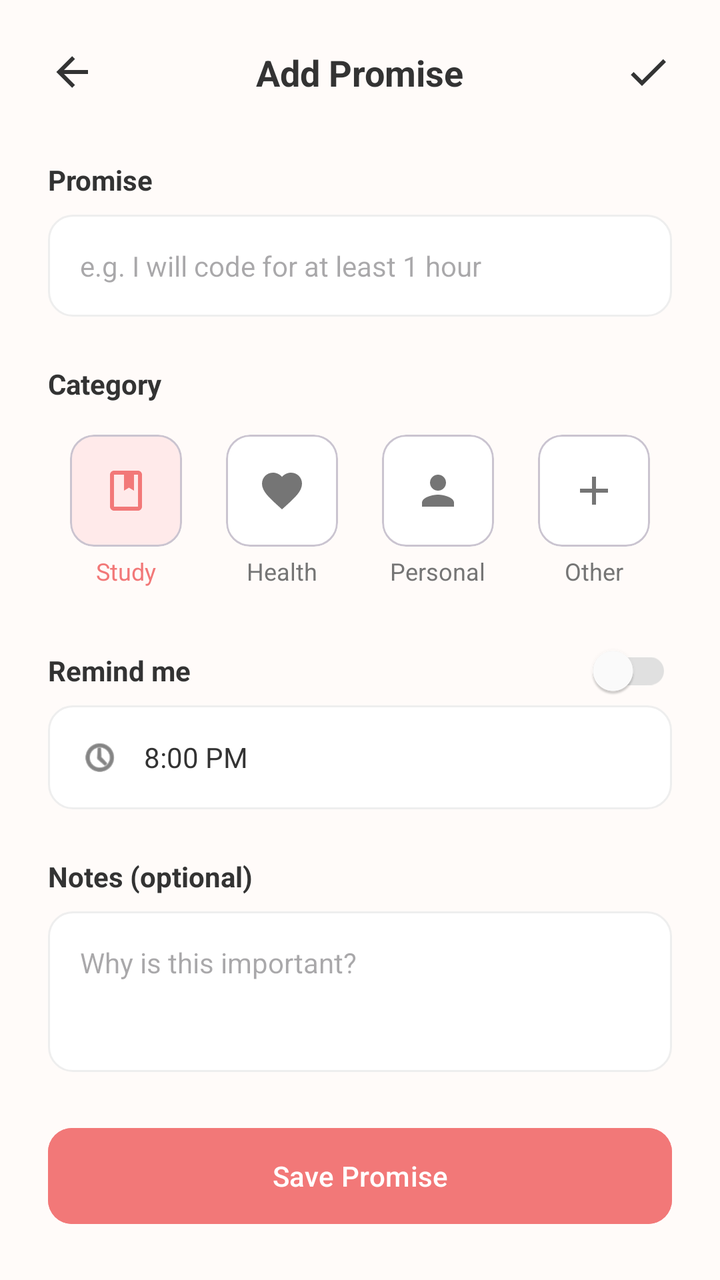
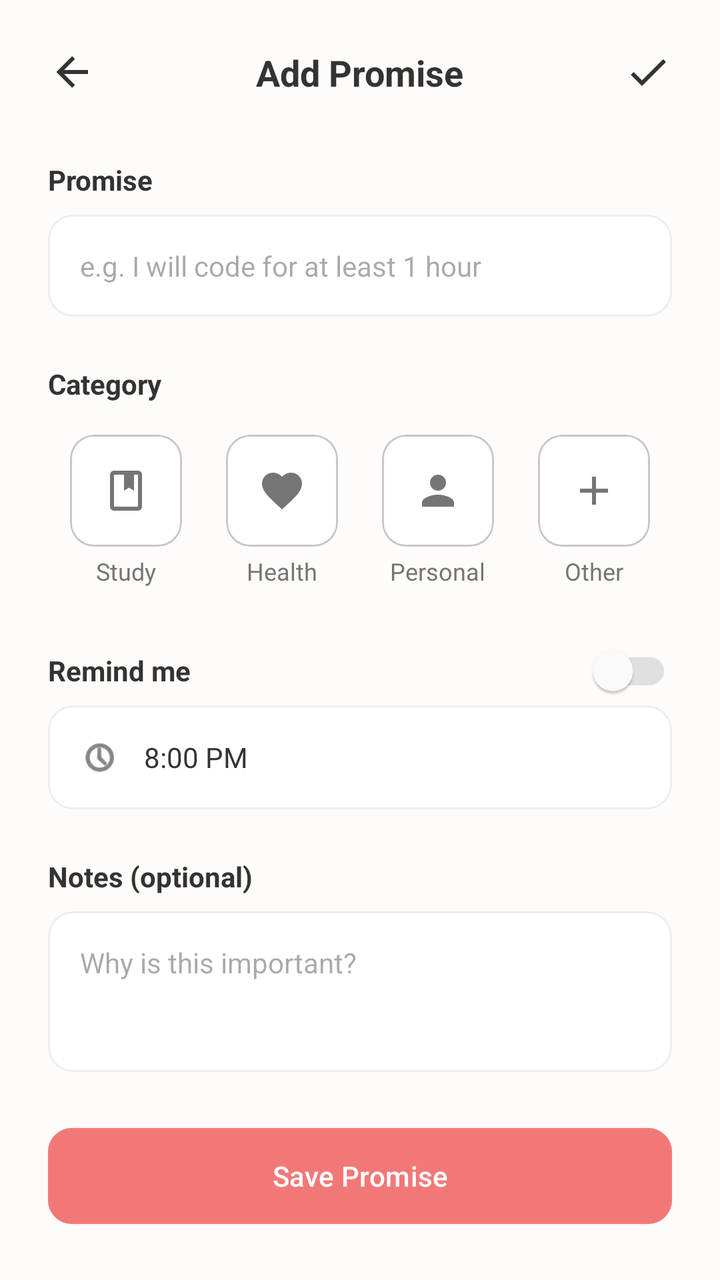

Before-and-after screenshots of an Android layout around one commit, followed by the original layout XML and the change that was made.
<!-- AndroidManifest.xml: application theme Theme.PromiseKeeper -->
<!-- res/layout/fragment_add_promise.xml -->
<?xml version="1.0" encoding="utf-8"?>
<androidx.constraintlayout.widget.ConstraintLayout xmlns:android="http://schemas.android.com/apk/res/android"
    xmlns:app="http://schemas.android.com/apk/res-auto"
    xmlns:tools="http://schemas.android.com/tools"
    android:layout_width="match_parent"
    android:layout_height="match_parent"
    android:background="@color/bg_soft"
    android:padding="24dp"
    android:clickable="true"
    android:focusable="true">

    <ImageView
        android:id="@+id/btnBack"
        android:layout_width="24dp"
        android:layout_height="24dp"
        android:src="@drawable/ic_back_arrow"
        app:layout_constraintStart_toStartOf="parent"
        app:layout_constraintTop_toTopOf="parent"
        app:tint="@color/text_dark"
        android:contentDescription="@string/menu_desc" />

    <TextView
        android:id="@+id/tvTitle"
        android:layout_width="wrap_content"
        android:layout_height="wrap_content"
        android:text="Add Promise"
        android:textColor="@color/text_dark"
        android:textSize="18sp"
        android:textStyle="bold"
        app:layout_constraintBottom_toBottomOf="@id/btnBack"
        app:layout_constraintEnd_toEndOf="parent"
        app:layout_constraintStart_toStartOf="parent"
        app:layout_constraintTop_toTopOf="@id/btnBack" />

    <ImageView
        android:id="@+id/btnDone"
        android:layout_width="24dp"
        android:layout_height="24dp"
        android:src="@drawable/ic_check"
        app:layout_constraintEnd_toEndOf="parent"
        app:layout_constraintTop_toTopOf="parent"
        app:tint="@color/text_dark"
        android:contentDescription="@string/menu_desc" />

    <TextView
        android:id="@+id/labelPromise"
        android:layout_width="wrap_content"
        android:layout_height="wrap_content"
        android:layout_marginTop="32dp"
        android:text="Promise"
        android:textColor="@color/text_dark"
        android:textStyle="bold"
        app:layout_constraintStart_toStartOf="parent"
        app:layout_constraintTop_toBottomOf="@id/tvTitle" />

    <EditText
        android:id="@+id/etPromise"
        android:layout_width="match_parent"
        android:layout_height="wrap_content"
        android:layout_marginTop="8dp"
        android:background="@drawable/bg_input_field"
        android:hint="e.g. I will code for at least 1 hour"
        android:padding="16dp"
        android:textSize="14sp"
        android:maxLength="100"
        android:importantForAutofill="no"
        android:inputType="textCapSentences"
        app:layout_constraintTop_toBottomOf="@id/labelPromise" />

    <TextView
        android:id="@+id/labelCategory"
        android:layout_width="wrap_content"
        android:layout_height="wrap_content"
        android:layout_marginTop="24dp"
        android:text="Category"
        android:textColor="@color/text_dark"
        android:textStyle="bold"
        app:layout_constraintStart_toStartOf="parent"
        app:layout_constraintTop_toBottomOf="@id/etPromise" />

    <LinearLayout
        android:id="@+id/layoutCategories"
        android:layout_width="match_parent"
        android:layout_height="wrap_content"
        android:layout_marginTop="16dp"
        android:gravity="center"
        android:orientation="horizontal"
        app:layout_constraintTop_toBottomOf="@id/labelCategory">

        <LinearLayout
            android:id="@+id/btnStudy"
            android:layout_width="0dp"
            android:layout_height="wrap_content"
            android:layout_weight="1"
            android:gravity="center"
            android:orientation="vertical">
            <com.google.android.material.card.MaterialCardView
                android:layout_width="56dp"
                android:layout_height="56dp"
                app:cardBackgroundColor="@color/accent_red_light"
                app:cardCornerRadius="12dp"
                app:cardElevation="0dp">
                <ImageView
                    android:layout_width="24dp"
                    android:layout_height="24dp"
                    android:layout_gravity="center"
                    android:src="@drawable/ic_study"
                    app:tint="@color/accent_red"
                    android:contentDescription="Study" />
            </com.google.android.material.card.MaterialCardView>
            <TextView
                android:layout_width="wrap_content"
                android:layout_height="wrap_content"
                android:layout_marginTop="4dp"
                android:text="Study"
                android:textSize="12sp"
                android:textColor="@color/accent_red" />
        </LinearLayout>

        <LinearLayout
            android:id="@+id/btnHealth"
            android:layout_width="0dp"
            android:layout_height="wrap_content"
            android:layout_weight="1"
            android:gravity="center"
            android:orientation="vertical">
            <com.google.android.material.card.MaterialCardView
                android:layout_width="56dp"
                android:layout_height="56dp"
                app:cardBackgroundColor="@color/white"
                app:cardCornerRadius="12dp"
                app:cardElevation="0dp">
                <ImageView
                    android:layout_width="24dp"
                    android:layout_height="24dp"
                    android:layout_gravity="center"
                    android:src="@drawable/ic_health"
                    app:tint="@color/text_gray"
                    android:contentDescription="Health" />
            </com.google.android.material.card.MaterialCardView>
            <TextView
                android:layout_width="wrap_content"
                android:layout_height="wrap_content"
                android:layout_marginTop="4dp"
                android:text="Health"
                android:textSize="12sp"
                android:textColor="@color/text_gray" />
        </LinearLayout>

        <LinearLayout
            android:id="@+id/btnPersonal"
            android:layout_width="0dp"
            android:layout_height="wrap_content"
            android:layout_weight="1"
            android:gravity="center"
            android:orientation="vertical">
            <com.google.android.material.card.MaterialCardView
                android:layout_width="56dp"
                android:layout_height="56dp"
                app:cardBackgroundColor="@color/white"
                app:cardCornerRadius="12dp"
                app:cardElevation="0dp">
                <ImageView
                    android:layout_width="24dp"
                    android:layout_height="24dp"
                    android:layout_gravity="center"
                    android:src="@drawable/ic_personal"
                    app:tint="@color/text_gray"
                    android:contentDescription="Personal" />
            </com.google.android.material.card.MaterialCardView>
            <TextView
                android:layout_width="wrap_content"
                android:layout_height="wrap_content"
                android:layout_marginTop="4dp"
                android:text="Personal"
                android:textSize="12sp"
                android:textColor="@color/text_gray" />
        </LinearLayout>

        <LinearLayout
            android:id="@+id/btnOther"
            android:layout_width="0dp"
            android:layout_height="wrap_content"
            android:layout_weight="1"
            android:gravity="center"
            android:orientation="vertical">
            <com.google.android.material.card.MaterialCardView
                android:layout_width="56dp"
                android:layout_height="56dp"
                app:cardBackgroundColor="@color/white"
                app:cardCornerRadius="12dp"
                app:cardElevation="0dp">
                <ImageView
                    android:layout_width="24dp"
                    android:layout_height="24dp"
                    android:layout_gravity="center"
                    android:src="@drawable/ic_other"
                    app:tint="@color/text_gray"
                    android:contentDescription="Other" />
            </com.google.android.material.card.MaterialCardView>
            <TextView
                android:layout_width="wrap_content"
                android:layout_height="wrap_content"
                android:layout_marginTop="4dp"
                android:text="Other"
                android:textSize="12sp"
                android:textColor="@color/text_gray" />
        </LinearLayout>
    </LinearLayout>

    <TextView
        android:id="@+id/labelRemind"
        android:layout_width="wrap_content"
        android:layout_height="wrap_content"
        android:layout_marginTop="32dp"
        android:text="Remind me"
        android:textColor="@color/text_dark"
        android:textStyle="bold"
        app:layout_constraintStart_toStartOf="parent"
        app:layout_constraintTop_toBottomOf="@id/layoutCategories" />

    <com.google.android.material.switchmaterial.SwitchMaterial
        android:id="@+id/switchRemind"
        android:layout_width="wrap_content"
        android:layout_height="wrap_content"
        app:thumbTint="@color/white"
        app:trackTint="@color/switch_track_selector"
        app:layout_constraintBottom_toBottomOf="@id/labelRemind"
        app:layout_constraintEnd_toEndOf="parent"
        app:layout_constraintTop_toTopOf="@id/labelRemind" />

    <LinearLayout
        android:id="@+id/btnTimePicker"
        android:layout_width="match_parent"
        android:layout_height="wrap_content"
        android:layout_marginTop="8dp"
        android:background="@drawable/bg_input_field"
        android:gravity="center_vertical"
        android:padding="16dp"
        app:layout_constraintTop_toBottomOf="@id/labelRemind">
        <ImageView
            android:layout_width="20dp"
            android:layout_height="20dp"
            android:src="@android:drawable/ic_menu_recent_history"
            app:tint="@color/text_dark"
            android:contentDescription="Time" />
        <TextView
            android:id="@+id/tvTime"
            android:layout_width="wrap_content"
            android:layout_height="wrap_content"
            android:layout_marginStart="12dp"
            android:text="8:00 PM"
            android:textColor="@color/text_dark"
            android:textSize="14sp" />
    </LinearLayout>

    <TextView
        android:id="@+id/labelNotes"
        android:layout_width="wrap_content"
        android:layout_height="wrap_content"
        android:layout_marginTop="24dp"
        android:text="Notes (optional)"
        android:textColor="@color/text_dark"
        android:textStyle="bold"
        app:layout_constraintStart_toStartOf="parent"
        app:layout_constraintTop_toBottomOf="@id/btnTimePicker" />

    <EditText
        android:id="@+id/etNotes"
        android:layout_width="match_parent"
        android:layout_height="0dp"
        android:layout_marginTop="8dp"
        android:layout_marginBottom="24dp"
        android:background="@drawable/bg_input_field"
        android:gravity="top"
        android:hint="Why is this important?"
        android:padding="16dp"
        android:textSize="14sp"
        android:maxLength="500"
        android:importantForAutofill="no"
        android:inputType="textMultiLine"
        app:layout_constraintBottom_toTopOf="@id/btnSave"
        app:layout_constraintTop_toBottomOf="@id/labelNotes" />

    <com.google.android.material.button.MaterialButton
        android:id="@+id/btnSave"
        android:layout_width="match_parent"
        android:layout_height="56dp"
        android:backgroundTint="@color/accent_red"
        android:text="Save Promise"
        android:textAllCaps="false"
        app:cornerRadius="12dp"
        app:layout_constraintBottom_toBottomOf="parent" />

    <ProgressBar
        android:id="@+id/progressBar"
        android:layout_width="wrap_content"
        android:layout_height="wrap_content"
        android:visibility="gone"
        android:indeterminateTint="@color/accent_red"
        app:layout_constraintTop_toTopOf="parent"
        app:layout_constraintBottom_toBottomOf="parent"
        app:layout_constraintStart_toStartOf="parent"
        app:layout_constraintEnd_toEndOf="parent" />

</androidx.constraintlayout.widget.ConstraintLayout>
<!-- resources referenced by this layout -->
<resources>
  <color name="accent_red">#F27878</color>
  <color name="accent_red_light">#FFEAEA</color>
  <color name="bg_soft">#FFFBF9</color>
  <color name="text_dark">#333333</color>
  <color name="text_gray">#757575</color>
  <color name="white">#FFFFFFFF</color>
  <!-- drawable bg_input_field (drawable) -->
  <?xml version="1.0" encoding="utf-8"?>
  <shape xmlns:android="http://schemas.android.com/apk/res/android">
      <solid android:color="@color/white" />
      <stroke android:width="1dp" android:color="@color/light_gray" />
      <corners android:radius="12dp" />
  </shape>
  <!-- drawable ic_back_arrow (drawable) -->
  <vector xmlns:android="http://schemas.android.com/apk/res/android"
      android:width="24dp"
      android:height="24dp"
      android:viewportWidth="24"
      android:viewportHeight="24">
      <path
          android:fillColor="#000000"
          android:pathData="M20,11V13H8L13.5,18.5L12.08,19.92L4.16,12L12.08,4.08L13.5,5.5L8,11H20Z" />
  </vector>
  <!-- drawable ic_check (drawable) -->
  <vector xmlns:android="http://schemas.android.com/apk/res/android"
      android:width="24dp"
      android:height="24dp"
      android:viewportWidth="24"
      android:viewportHeight="24">
      <path
          android:fillColor="#000000"
          android:pathData="M9,16.17L4.83,12l-1.42,1.41L9,19 21,7l-1.41-1.41z" />
  </vector>
  <!-- drawable ic_health (drawable) -->
  <vector xmlns:android="http://schemas.android.com/apk/res/android"
      android:width="24dp"
      android:height="24dp"
      android:viewportWidth="24"
      android:viewportHeight="24">
      <path
          android:fillColor="#000000"
          android:pathData="M12,21.35l-1.45,-1.32C5.4,15.36 2,12.28 2,8.5 2,5.42 4.42,3 7.5,3c1.74,0 3.41,0.81 4.5,2.09C13.09,3.81 14.76,3 16.5,3 19.58,3 22,5.42 22,8.5c0,3.78 -3.4,6.86 -8.55,11.54L12,21.35z"/>
  </vector>
  <!-- drawable ic_other (drawable) -->
  <vector xmlns:android="http://schemas.android.com/apk/res/android"
      android:width="24dp"
      android:height="24dp"
      android:viewportWidth="24"
      android:viewportHeight="24">
      <path
          android:fillColor="#000000"
          android:pathData="M19,13h-6v6h-2v-6H5v-2h6V5h2v6h6v2z"/>
  </vector>
  <!-- drawable ic_personal (drawable) -->
  <vector xmlns:android="http://schemas.android.com/apk/res/android"
      android:width="24dp"
      android:height="24dp"
      android:viewportWidth="24"
      android:viewportHeight="24">
      <path
          android:fillColor="#000000"
          android:pathData="M12,12c2.21,0 4,-1.79 4,-4s-1.79,-4 -4,-4 -4,1.79 -4,4 1.79,4 4,4zM12,14c-2.67,0 -8,1.34 -8,4v2h16v-2c0,-2.66 -5.33,-4 -8,-4z"/>
  </vector>
  <!-- drawable ic_study (drawable) -->
  <vector xmlns:android="http://schemas.android.com/apk/res/android"
      android:width="24dp"
      android:height="24dp"
      android:viewportWidth="24"
      android:viewportHeight="24">
      <path
          android:fillColor="#000000"
          android:pathData="M18,2L6,2c-1.1,0 -2,0.9 -2,2v16c0,1.1 0.9,2 2,2h12c1.1,0 2,-0.9 2,-2L20,4c0,-1.1 -0.9,-2 -2,-2zM18,20L6,20L6,4h5v8l2.5,-1.5L16,12L16,4h2v16z"/>
  </vector>
  <string name="menu_desc">Menu</string>
  <style name="Theme.PromiseKeeper" parent="Base.Theme.PromiseKeeper" />
  <color name="light_gray">#EEEEEE</color>
  <style name="Base.Theme.PromiseKeeper" parent="Theme.Material3.DayNight.NoActionBar">
          
          <item name="colorPrimary">@color/accent_red</item>
      </style>
</resources>

<!-- the commit's change to res/layout/fragment_add_promise.xml (unified diff, before → after) -->
@@ -97,7 +97,7 @@
             <com.google.android.material.card.MaterialCardView
                 android:layout_width="56dp"
                 android:layout_height="56dp"
-                app:cardBackgroundColor="@color/accent_red_light"
+                app:cardBackgroundColor="@color/white"
                 app:cardCornerRadius="12dp"
                 app:cardElevation="0dp">
                 <ImageView
@@ -105,7 +105,7 @@
                     android:layout_height="24dp"
                     android:layout_gravity="center"
                     android:src="@drawable/ic_study"
-                    app:tint="@color/accent_red"
+                    app:tint="@color/text_gray"
                     android:contentDescription="Study" />
             </com.google.android.material.card.MaterialCardView>
             <TextView
@@ -114,7 +114,7 @@
                 android:layout_marginTop="4dp"
                 android:text="Study"
                 android:textSize="12sp"
-                android:textColor="@color/accent_red" />
+                android:textColor="@color/text_gray" />
         </LinearLayout>
 
         <LinearLayout
<!-- resource entries referenced after the edit -->
@@ -1,7 +1,6 @@
 <!-- resources referenced by this layout -->
 <resources>
   <color name="accent_red">#F27878</color>
-  <color name="accent_red_light">#FFEAEA</color>
   <color name="bg_soft">#FFFBF9</color>
   <color name="text_dark">#333333</color>
   <color name="text_gray">#757575</color>
